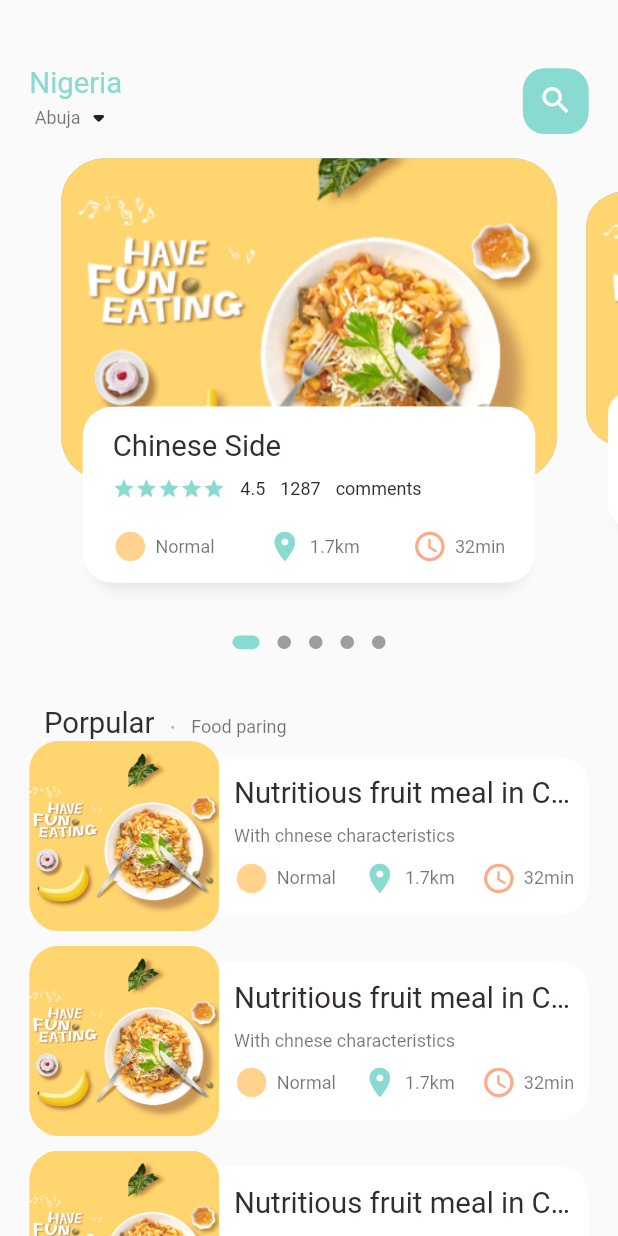
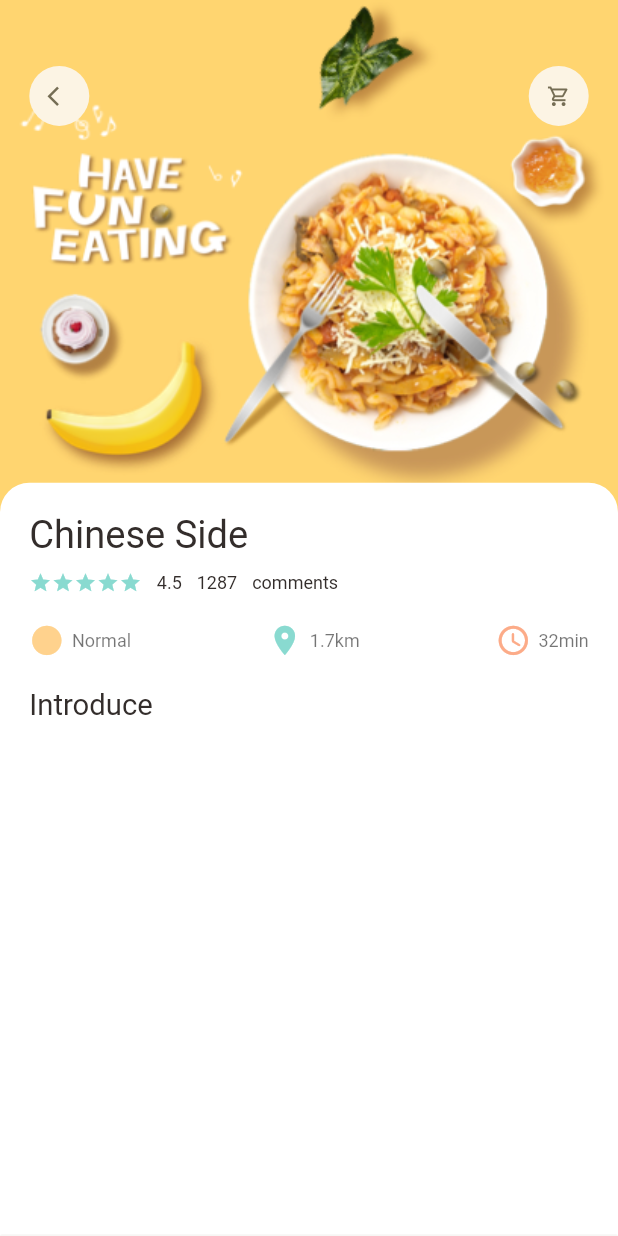
Before and after one commit to smartCode2018/flutter-food-delivery-app, a Flutter app: the screen it shows after launch, on a phone screen of 412 x 824 dp. Run offline on Flutter 3.47's test engine with Material 2 defaults, Android fonts, the phone set to English and light mode, and no system bars; drawn by our look-alikes of dots_indicator; our stand-ins replace get; Roboto replaces fonts that are missing (Rboto).

Commit message:
created food detail page

```diff
--- a/lib/main.dart
+++ b/lib/main.dart
@@ -1,5 +1,6 @@
 import 'package:flutter/material.dart';
-import 'package:food_delivery/home/main_food_page.dart';
+import 'package:food_delivery/pages/food/popular_food_detail.dart';
+import 'package:food_delivery/pages/home/main_food_page.dart';
 import 'package:get/get.dart';
 
 void main() {
@@ -18,7 +19,7 @@ class MyApp extends StatelessWidget {
       theme: ThemeData(
         primarySwatch: Colors.blue,
       ),
-      home: MainFoodPage(),
+      home: PopularFoodDetail(),
     );
   }
 }
--- /dev/null
+++ b/lib/pages/food/popular_food_detail.dart
@@ -0,0 +1,141 @@
+import 'package:flutter/material.dart';
+import 'package:food_delivery/utils/colors.dart';
+import 'package:food_delivery/utils/dimentions.dart';
+import 'package:food_delivery/widgets/app_column.dart';
+import 'package:food_delivery/widgets/app_icon.dart';
+import 'package:food_delivery/widgets/big_text.dart';
+import 'package:food_delivery/widgets/icon_and_text.dart';
+import 'package:food_delivery/widgets/small_text.dart';
+
+class PopularFoodDetail extends StatelessWidget {
+  const PopularFoodDetail({Key? key}) : super(key: key);
+
+  @override
+  Widget build(BuildContext context) {
+    return Scaffold(
+      backgroundColor: Colors.white,
+      body: Stack(
+        children: [
+          Positioned(
+              left: 0,
+              right: 0,
+              child: Container(
+                  width: double.maxFinite,
+                  height: Dimentions.popularFoodImgSize,
+                  decoration: BoxDecoration(
+                      image: DecorationImage(
+                          fit: BoxFit.cover,
+                          image: AssetImage("assets/image/food0.png"))))),
+          Positioned(
+              top: Dimentions.height45,
+              left: Dimentions.width20,
+              right: Dimentions.width20,
+              child: Row(
+                  mainAxisAlignment: MainAxisAlignment.spaceBetween,
+                  children: [
+                    AppIcon(
+                      icon: Icons.arrow_back_ios,
+                      iconSize: Dimentions.iconSize16,
+                    ),
+                    AppIcon(
+                        icon: Icons.shopping_cart_outlined,
+                        iconSize: Dimentions.iconSize16),
+                  ])),
+          Positioned(
+              left: 0,
+              right: 0,
+              bottom: 0,
+              top: Dimentions.popularFoodImgSize - 20,
+              child: Container(
+                  padding: EdgeInsets.only(
+                      left: Dimentions.width20,
+                      right: Dimentions.width20,
+                      top: Dimentions.height20),
+                  decoration: BoxDecoration(
+                      borderRadius: BorderRadius.only(
+                        topLeft: Radius.circular(Dimentions.radius20),
+                        topRight: Radius.circular(Dimentions.radius20),
+                      ),
+                      color: Colors.white),
+                  child: Column(
+                    crossAxisAlignment: CrossAxisAlignment.start,
+                    children: [
+                      AppColumn(
+                        text: "Chinese Side",
+                      ),
+                      SizedBox(
+                        height: Dimentions.height20,
+                      ),
+                      BigText(text: "Introduce"),
+                    ],
+                  ))),
+        ],
+      ),
+      bottomNavigationBar: Container(
+        height: Dimentions.bottomHeightBar,
+        padding: EdgeInsets.only(
+            top: Dimentions.height30,
+            bottom: Dimentions.height30,
+            left: Dimentions.width20,
+            right: Dimentions.width20),
+        decoration: BoxDecoration(
+            color: AppColors.buttonBackgroundColor,
+            borderRadius: BorderRadius.only(
+              topLeft: Radius.circular(Dimentions.radius20 * 2),
+              topRight: Radius.circular(Dimentions.radius20 * 2),
+            )),
+        child: Row(
+          mainAxisAlignment: MainAxisAlignment.spaceBetween,
+          children: [
+            Container(
+              padding: EdgeInsets.only(
+                top: Dimentions.height20,
+                bottom: Dimentions.height20,
+                right: Dimentions.width20,
+                left: Dimentions.width20,
+              ),
+              decoration: BoxDecoration(
+                  borderRadius: BorderRadius.circular(Dimentions.radius20),
+                  color: Colors.white),
+              child: Row(
+                children: [
+                  Icon(
+                    Icons.remove,
+                    color: AppColors.signColor,
+                  ),
+                  SizedBox(
+                    width: Dimentions.width10,
+                  ),
+                  BigText(text: "0"),
+                  SizedBox(
+                    width: Dimentions.width10,
+                  ),
+                  Icon(
+                    Icons.add,
+                    color: AppColors.signColor,
+                  ),
+                ],
+              ),
+            ),
+            Container(
+              padding: EdgeInsets.only(
+                top: Dimentions.height20,
+                bottom: Dimentions.height20,
+                right: Dimentions.width20,
+                left: Dimentions.width20,
+              ),
+              decoration: BoxDecoration(
+                borderRadius: BorderRadius.circular(Dimentions.radius20),
+                color: AppColors.mainColor,
+              ),
+              child: BigText(
+                text: "\$10 | Add to cart",
+                color: Colors.white,
+              ),
+            ),
+          ],
+        ),
+      ),
+    );
+  }
+}
--- a/lib/home/food_page_body.dart
+++ b/lib/pages/home/food_page_body.dart
@@ -3,6 +3,7 @@ import 'package:dots_indicator/dots_indicator.dart';
 import 'package:flutter/material.dart';
 import 'package:food_delivery/utils/colors.dart';
 import 'package:food_delivery/utils/dimentions.dart';
+import 'package:food_delivery/widgets/app_column.dart';
 import 'package:food_delivery/widgets/big_text.dart';
 import 'package:food_delivery/widgets/icon_and_text.dart';
 import 'package:food_delivery/widgets/small_text.dart';
@@ -239,63 +240,11 @@ class _FoodPageBodyState extends State<FoodPageBody> {
                     BoxShadow(color: Colors.white, offset: Offset(5, 0)),
                   ]),
               child: Container(
-                padding: EdgeInsets.only(
-                    top: Dimentions.height15, left: 15, right: 15),
-                child: Column(
-                  crossAxisAlignment: CrossAxisAlignment.start,
-                  children: [
-                    BigText(text: "Chinese Side"),
-                    SizedBox(
-                      height: Dimentions.height10,
-                    ),
-                    Row(
-                      children: [
-                        Wrap(
-                          children: List.generate(
-                              5,
-                              (index) => Icon(
-                                    Icons.star,
-                                    color: AppColors.mainColor,
-                                    size: 15,
-                                  )),
-                        ),
-                        SizedBox(
-                          width: 10,
-                        ),
-                        SmallText(text: "4.5"),
-                        SizedBox(
-                          width: 10,
-                        ),
-                        SmallText(text: "1287"),
-                        SizedBox(
-                          width: 10,
-                        ),
-                        SmallText(text: "comments"),
-                      ],
-                    ),
-                    SizedBox(
-                      height: Dimentions.height20,
-                    ),
-                    Row(
-                      mainAxisAlignment: MainAxisAlignment.spaceBetween,
-                      children: [
-                        IconAndTextWidget(
-                            icon: Icons.circle_sharp,
-                            text: "Normal",
-                            iconColor: AppColors.iconColor1),
-                        IconAndTextWidget(
-                            icon: Icons.location_on,
-                            text: "1.7km",
-                            iconColor: AppColors.mainColor),
-                        IconAndTextWidget(
-                            icon: Icons.access_time_rounded,
-                            text: "32min",
-                            iconColor: AppColors.iconColor2),
-                      ],
-                    )
-                  ],
-                ),
-              ),
+                  padding: EdgeInsets.only(
+                      top: Dimentions.height15, left: 15, right: 15),
+                  child: AppColumn(
+                    text: "Chinese Side",
+                  )),
             ),
           ),
         ],
--- a/lib/home/main_food_page.dart
+++ b/lib/pages/home/main_food_page.dart
@@ -1,6 +1,6 @@
 //import 'package:flutter/cupertino.dart';
 import 'package:flutter/material.dart';
-import 'package:food_delivery/home/food_page_body.dart';
+import 'package:food_delivery/pages/home/food_page_body.dart';
 import 'package:food_delivery/utils/colors.dart';
 import 'package:food_delivery/utils/dimentions.dart';
 import 'package:food_delivery/widgets/big_text.dart';
--- a/lib/utils/dimentions.dart
+++ b/lib/utils/dimentions.dart
@@ -25,6 +25,7 @@ class Dimentions {
 
 //font
   static double font20 = screenHeight / 42.2;
+  static double font26 = screenHeight / 32.46;
 
 //radius
   static double radius15 = screenHeight / 56.27;
@@ -33,8 +34,15 @@ class Dimentions {
 
 //icon size
   static double iconSize24 = screenHeight / 35.17;
+  static double iconSize16 = screenHeight / 52.75;
 
 //list view size
   static double listViewImgSize = screenWidth / 3.25;
   static double listViewTextConSize = screenWidth / 3.9;
+
+//popular food
+  static double popularFoodImgSize = screenHeight / 2.41;
+
+// bottom height
+  static double bottomHeightBar = screenHeight / 703;
 }
--- /dev/null
+++ b/lib/widgets/app_column.dart
@@ -0,0 +1,72 @@
+import 'package:flutter/material.dart';
+import 'package:food_delivery/utils/colors.dart';
+import 'package:food_delivery/utils/dimentions.dart';
+import 'package:food_delivery/widgets/big_text.dart';
+import 'package:food_delivery/widgets/icon_and_text.dart';
+import 'package:food_delivery/widgets/small_text.dart';
+
+class AppColumn extends StatelessWidget {
+  final String text;
+  const AppColumn({Key? key, required this.text}) : super(key: key);
+
+  @override
+  Widget build(BuildContext context) {
+    return Column(
+      crossAxisAlignment: CrossAxisAlignment.start,
+      children: [
+        BigText(
+          text: text,
+          size: Dimentions.font26,
+        ),
+        SizedBox(
+          height: Dimentions.height10,
+        ),
+        Row(
+          children: [
+            Wrap(
+              children: List.generate(
+                  5,
+                  (index) => Icon(
+                        Icons.star,
+                        color: AppColors.mainColor,
+                        size: 15,
+                      )),
+            ),
+            SizedBox(
+              width: 10,
+            ),
+            SmallText(text: "4.5"),
+            SizedBox(
+              width: 10,
+            ),
+            SmallText(text: "1287"),
+            SizedBox(
+              width: 10,
+            ),
+            SmallText(text: "comments"),
+          ],
+        ),
+        SizedBox(
+          height: Dimentions.height20,
+        ),
+        Row(
+          mainAxisAlignment: MainAxisAlignment.spaceBetween,
+          children: [
+            IconAndTextWidget(
+                icon: Icons.circle_sharp,
+                text: "Normal",
+                iconColor: AppColors.iconColor1),
+            IconAndTextWidget(
+                icon: Icons.location_on,
+                text: "1.7km",
+                iconColor: AppColors.mainColor),
+            IconAndTextWidget(
+                icon: Icons.access_time_rounded,
+                text: "32min",
+                iconColor: AppColors.iconColor2),
+          ],
+        )
+      ],
+    );
+  }
+}
--- /dev/null
+++ b/lib/widgets/app_icon.dart
@@ -0,0 +1,30 @@
+import 'package:flutter/material.dart';
+import 'package:food_delivery/utils/dimentions.dart';
+
+class AppIcon extends StatelessWidget {
+  final IconData icon;
+  final Color backgroundColor;
+  final Color iconColor;
+  final double size;
+  final double iconSize;
+  AppIcon(
+      {Key? key,
+      required this.icon,
+      this.backgroundColor = const Color(0xFFfcf4e4),
+      this.iconColor = const Color(0xFF756d54),
+      this.size = 40,
+      required this.iconSize})
+      : super(key: key);
+
+  @override
+  Widget build(BuildContext context) {
+    return Container(
+      width: size,
+      height: size,
+      decoration: BoxDecoration(
+          borderRadius: BorderRadius.circular(size / 2),
+          color: backgroundColor),
+      child: Icon(icon, color: iconColor, size: iconSize),
+    );
+  }
+}
```
